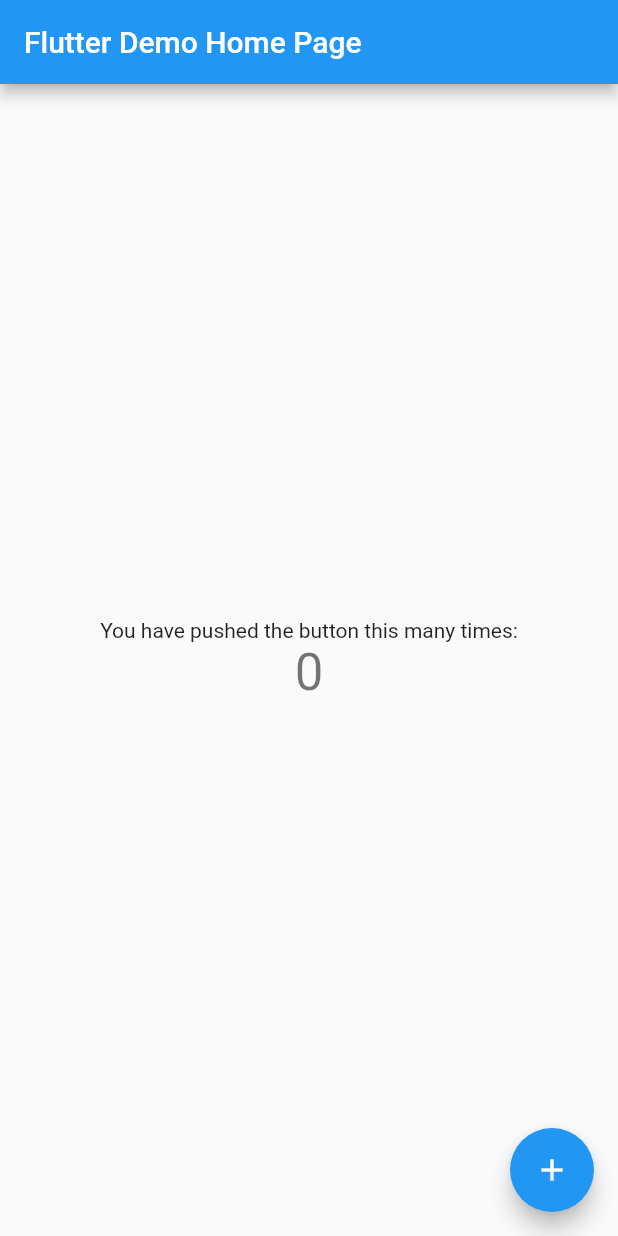
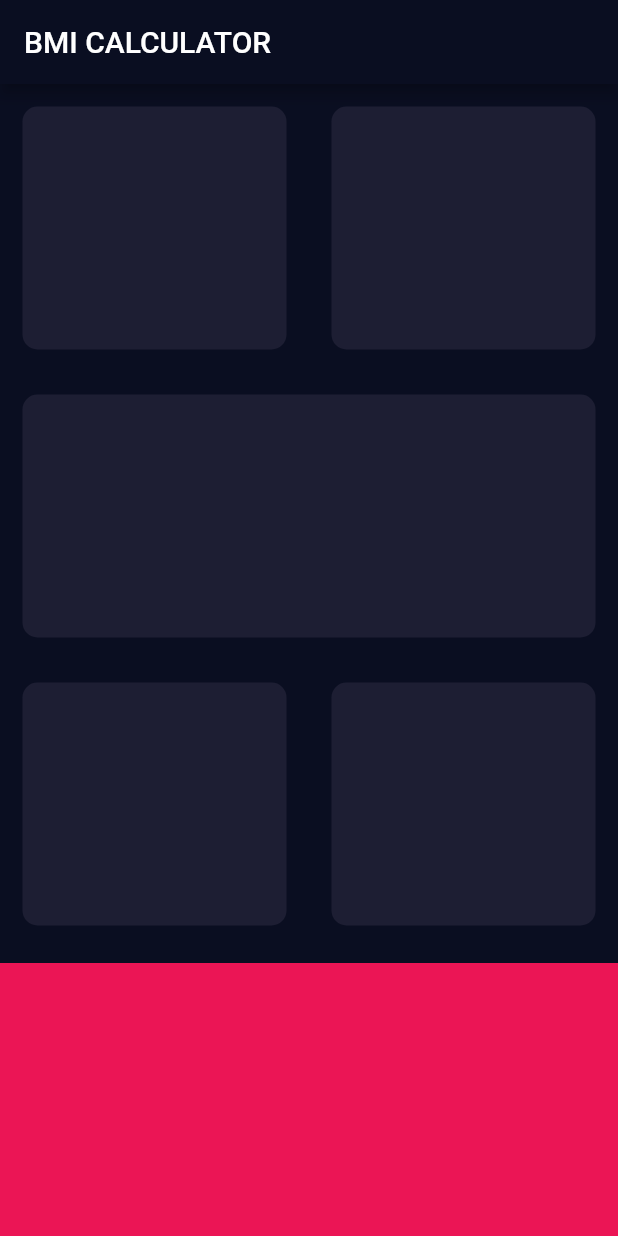
Before and after one commit to IrinaSemGB/bmi-calculator-flutter, a Flutter app: the screen it shows after launch, on a phone screen of 412 x 824 dp. Run offline on Flutter 3.47's test engine with Material 2 defaults, Android fonts, the phone set to English and light mode, and no system bars.

Commit message:
Created scaffold of app

```diff
--- /dev/null
+++ b/lib/input_page.dart
@@ -0,0 +1,73 @@
+import 'package:flutter/material.dart';
+
+const bottomContainerHeight = 80.0;
+const cardsBackgroundColor = Color(0xFF1D1E33);
+
+class InputPage extends StatefulWidget {
+  @override
+  _InputPageState createState() => _InputPageState();
+}
+
+class _InputPageState extends State<InputPage> {
+
+  @override
+  Widget build(BuildContext context) {
+    return Scaffold(
+      appBar: AppBar(
+        title: Text('BMI CALCULATOR'),
+      ),
+      body: Column(
+        children: [
+          Expanded(
+            child: Row(
+              children: [
+                ReusableCard(colour: cardsBackgroundColor),
+                ReusableCard(colour: cardsBackgroundColor),
+              ],
+            ),
+          ),
+          ReusableCard(colour: cardsBackgroundColor),
+          Expanded(
+            child: Row(
+              children: [
+                ReusableCard(colour: cardsBackgroundColor),
+                ReusableCard(colour: cardsBackgroundColor),
+              ],
+            ),
+          ),
+          Expanded(
+            child: Container(
+              color: Color(0xFFEB1555),
+              margin: EdgeInsets.only(top: 10.0),
+              width: double.infinity,
+              height: bottomContainerHeight,
+            ),
+          ),
+        ],
+      ), // This trailing comma makes auto-formatting nicer for build methods.
+    );
+  }
+}
+
+class ReusableCard extends StatelessWidget {
+
+  Color colour;
+
+  ReusableCard({required this.colour});
+
+  @override
+  Widget build(BuildContext context) {
+    return Expanded(
+      child: Container(
+        margin: EdgeInsets.all(15.0),
+        decoration: BoxDecoration(
+          color: colour,
+          borderRadius: BorderRadius.circular(10.0),
+        ),
+      ),
+    );
+  }
+}
+
+
+// Color(0xFF1D1E33)
--- a/lib/main.dart
+++ b/lib/main.dart
@@ -1,113 +1,17 @@
 import 'package:flutter/material.dart';
+import 'input_page.dart';
 
-void main() {
-  runApp(MyApp());
-}
+void main() => runApp(BMICalculator());
 
-class MyApp extends StatelessWidget {
-  // This widget is the root of your application.
+class BMICalculator extends StatelessWidget {
   @override
   Widget build(BuildContext context) {
     return MaterialApp(
-      title: 'Flutter Demo',
-      theme: ThemeData(
-        // This is the theme of your application.
-        //
-        // Try running your application with "flutter run". You'll see the
-        // application has a blue toolbar. Then, without quitting the app, try
-        // changing the primarySwatch below to Colors.green and then invoke
-        // "hot reload" (press "r" in the console where you ran "flutter run",
-        // or simply save your changes to "hot reload" in a Flutter IDE).
-        // Notice that the counter didn't reset back to zero; the application
-        // is not restarted.
-        primarySwatch: Colors.blue,
+      home: InputPage(),
+      theme: ThemeData.dark().copyWith(
+        primaryColor: Color(0xFF0A0E21),
+        scaffoldBackgroundColor: Color(0xFF0A0E21),
       ),
-      home: MyHomePage(title: 'Flutter Demo Home Page'),
     );
   }
 }
-
-class MyHomePage extends StatefulWidget {
-  MyHomePage({Key? key, required this.title}) : super(key: key);
-
-  // This widget is the home page of your application. It is stateful, meaning
-  // that it has a State object (defined below) that contains fields that affect
-  // how it looks.
-
-  // This class is the configuration for the state. It holds the values (in this
-  // case the title) provided by the parent (in this case the App widget) and
-  // used by the build method of the State. Fields in a Widget subclass are
-  // always marked "final".
-
-  final String title;
-
-  @override
-  _MyHomePageState createState() => _MyHomePageState();
-}
-
-class _MyHomePageState extends State<MyHomePage> {
-  int _counter = 0;
-
-  void _incrementCounter() {
-    setState(() {
-      // This call to setState tells the Flutter framework that something has
-      // changed in this State, which causes it to rerun the build method below
-      // so that the display can reflect the updated values. If we changed
-      // _counter without calling setState(), then the build method would not be
-      // called again, and so nothing would appear to happen.
-      _counter++;
-    });
-  }
-
-  @override
-  Widget build(BuildContext context) {
-    // This method is rerun every time setState is called, for instance as done
-    // by the _incrementCounter method above.
-    //
-    // The Flutter framework has been optimized to make rerunning build methods
-    // fast, so that you can just rebuild anything that needs updating rather
-    // than having to individually change instances of widgets.
-    return Scaffold(
-      appBar: AppBar(
-        // Here we take the value from the MyHomePage object that was created by
-        // the App.build method, and use it to set our appbar title.
-        title: Text(widget.title),
-      ),
-      body: Center(
-        // Center is a layout widget. It takes a single child and positions it
-        // in the middle of the parent.
-        child: Column(
-          // Column is also a layout widget. It takes a list of children and
-          // arranges them vertically. By default, it sizes itself to fit its
-          // children horizontally, and tries to be as tall as its parent.
-          //
-          // Invoke "debug painting" (press "p" in the console, choose the
-          // "Toggle Debug Paint" action from the Flutter Inspector in Android
-          // Studio, or the "Toggle Debug Paint" command in Visual Studio Code)
-          // to see the wireframe for each widget.
-          //
-          // Column has various properties to control how it sizes itself and
-          // how it positions its children. Here we use mainAxisAlignment to
-          // center the children vertically; the main axis here is the vertical
-          // axis because Columns are vertical (the cross axis would be
-          // horizontal).
-          mainAxisAlignment: MainAxisAlignment.center,
-          children: <Widget>[
-            Text(
-              'You have pushed the button this many times:',
-            ),
-            Text(
-              '$_counter',
-              style: Theme.of(context).textTheme.headline4,
-            ),
-          ],
-        ),
-      ),
-      floatingActionButton: FloatingActionButton(
-        onPressed: _incrementCounter,
-        tooltip: 'Increment',
-        child: Icon(Icons.add),
-      ), // This trailing comma makes auto-formatting nicer for build methods.
-    );
-  }
-}
```
Also changed, not shown: pubspec.yaml (+0 -56 lines), 1 other file.
